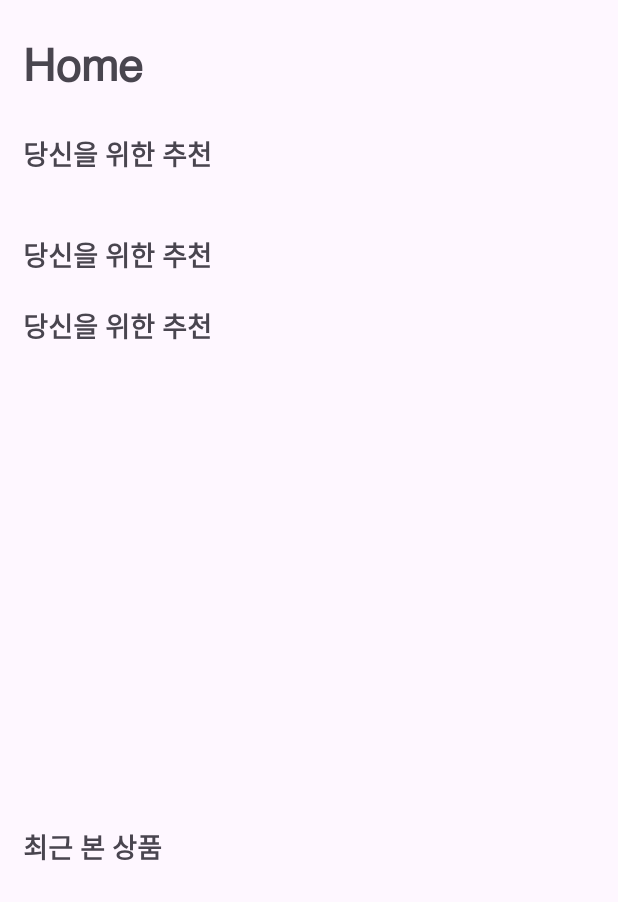
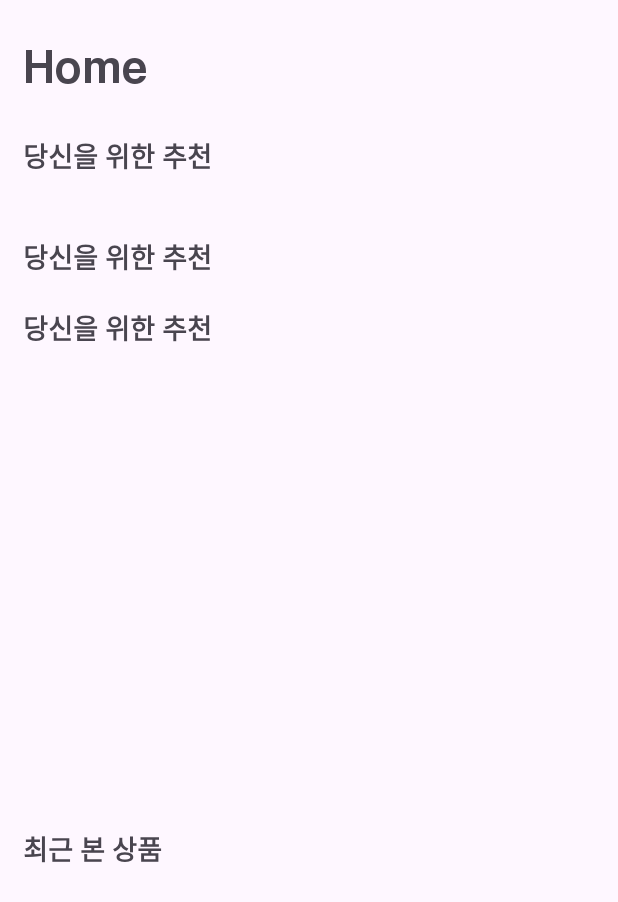
Before and after one commit to pbc1017/MadStyles, an Android app: the layout fragment_one.xml on its own in the app's theme, with its tools: preview values and no code run, on a phone screen of 412 x 824 dp. Shown: the top 902 px of the screen. Run offline under Robolectric (Android 15) with nearby library versions, the phone set to English and light mode, and no system bars.

Commit message:
frag1 design

```diff
--- a/app/src/main/res/layout/fragment_one.xml
+++ b/app/src/main/res/layout/fragment_one.xml
@@ -12,7 +12,7 @@
         android:layout_height="wrap_content"
         android:text="Home"
         android:layout_marginLeft="15dp"
-        android:fontFamily="@font/helvetica"
+        android:fontFamily="@font/helveticaBold"
         android:textSize="30sp"
         android:textStyle="bold"
         android:layout_marginTop="20dp"
```
Also changed, not shown: app/src/main/res/font/helveticaBold.ttf (added).
